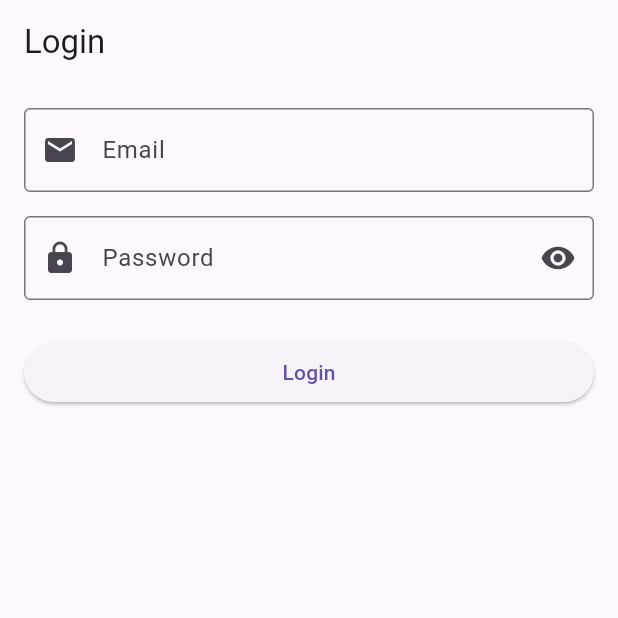
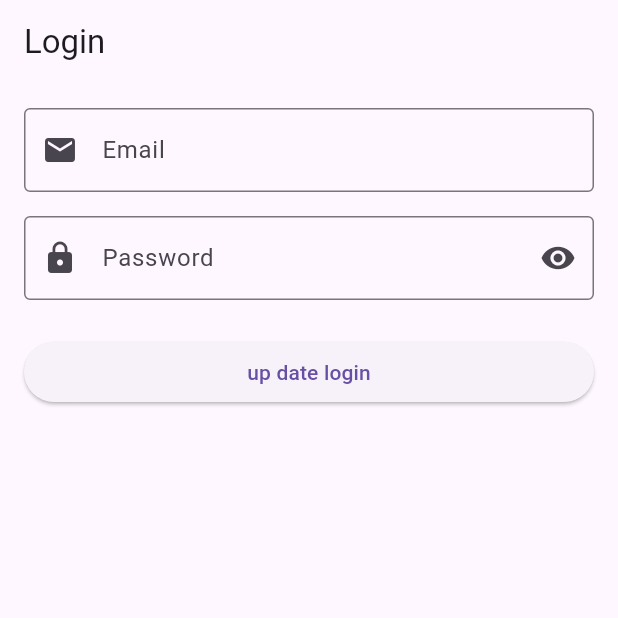
Before and after one commit to AhmedAdel8/first_project, a Flutter app: the screen it shows after launch, on a phone screen of 412 x 824 dp, the top half of it. Run offline on Flutter 3.47's test engine with Material 3 defaults, Android fonts, the phone set to English and light mode, and no system bars; our stand-ins replace bloc, cached_network_image, dio, easy_localization, flutter_bloc, flutter_easyloading and 11 more.

Commit message:
update login

```diff
--- a/lib/features/auth/presentation/screens/login_screen.dart
+++ b/lib/features/auth/presentation/screens/login_screen.dart
@@ -44,7 +44,7 @@ class LoginScreen extends StatelessWidget {
                     password: password,
                   );
                 },
-                child: const Text('Login'),
+                child: const Text('up date login'),
               ),
             ),
           ],
```
